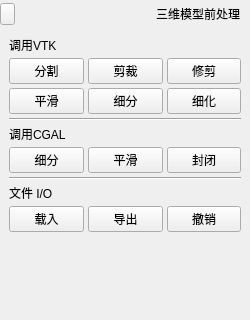
The window that Source/04Ui/formleft.ui (BeyondXinXin/OpenBrowser) describes before a commit, drawn with Qt 5; both pictures show x 0 to 250 and y 258 to 578 of the 250 by 737 pixel window.
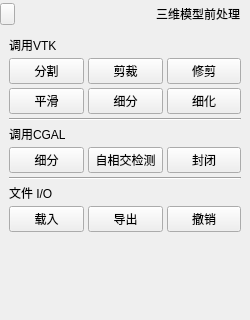
The same window after the commit. Custom widgets are drawn as their Qt base class.

```diff
--- a/Source/04Ui/formleft.ui
+++ b/Source/04Ui/formleft.ui
@@ -534,7 +534,7 @@
         <item>
          <widget class="QPushButton" name="btn_cgal_smoothing">
           <property name="text">
-           <string>平滑</string>
+           <string>自相交检测</string>
           </property>
          </widget>
         </item>
```
Left out of the diff: 2 changed lines with no effect on the pictures.
